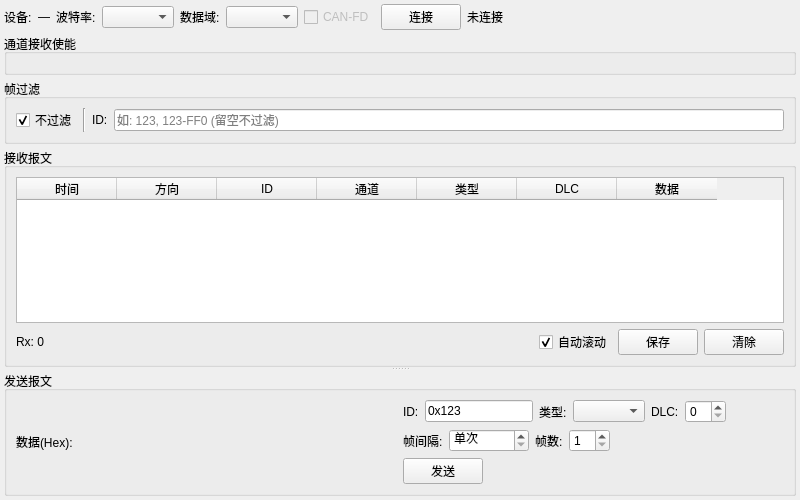
greyskysoul/QCanAnalyzer, file ui/cansessionwidget.ui: the form before one commit.
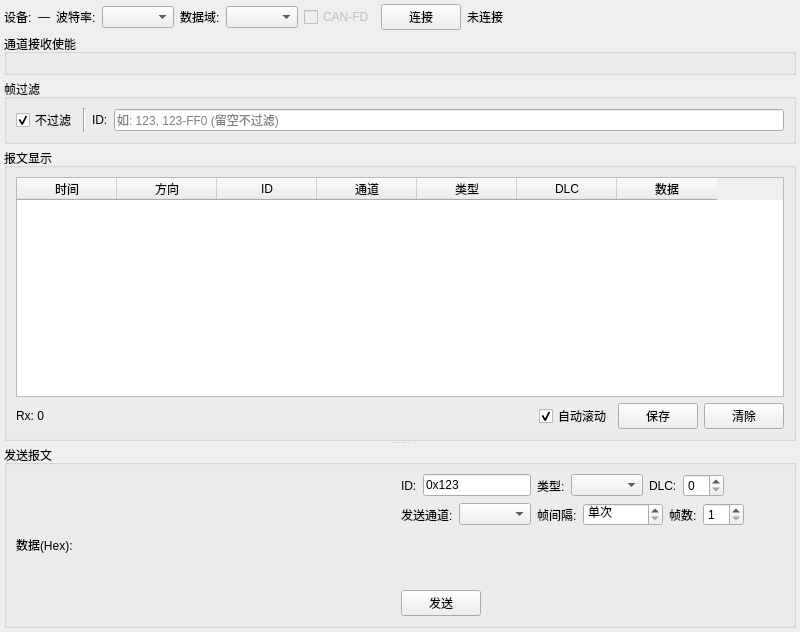
The form after the commit.

Commit message:
feat：增强 ZCANFD 适配器及 UI 以支持多通道功能
- 重构 ZCANFD 适配器，支持管理多个发送通道，新增获取可用通道及设置当前发送通道的方法。
- 更新 CanSessionWidget 界面，增加用于选择发送通道的下拉框，提升多通道设备的使用体验。
- 增加全局样式表支持，为应用程序提供统一的 UI 样式。
- 引入用于样式表中复选框指示器的对勾 SVG 资源。
- 调整会话配置对话框和 CAN 会话窗口的布局与尺寸，以适应新增的 UI 元素。
- 增强 ZCAN 设备的扫描反馈机制，提示用户通过会话管理来确保设备检测的准确性。

What changed in the file:
```diff
--- a/ui/cansessionwidget.ui
+++ b/ui/cansessionwidget.ui
@@ -7,7 +7,7 @@
     <x>0</x>
     <y>0</y>
     <width>800</width>
-    <height>500</height>
+    <height>632</height>
    </rect>
   </property>
   <property name="windowTitle">
@@ -204,7 +204,7 @@
      </property>
      <widget class="QGroupBox" name="rxGroup">
       <property name="title">
-       <string>接收报文</string>
+       <string>报文显示</string>
       </property>
       <layout class="QVBoxLayout" name="rxLayout">
        <item>
@@ -407,6 +407,29 @@
          </item>
          <item>
           <layout class="QHBoxLayout" name="txBtnLayout">
+           <item>
+            <widget class="QLabel" name="sendChanLabel">
+             <property name="text">
+              <string>发送通道:</string>
+             </property>
+            </widget>
+           </item>
+           <item>
+            <widget class="QComboBox" name="sendChanCombo">
+             <property name="sizePolicy">
+              <sizepolicy hsizetype="Fixed" vsizetype="Fixed">
+               <horstretch>0</horstretch>
+               <verstretch>0</verstretch>
+              </sizepolicy>
+             </property>
+             <property name="minimumSize">
+              <size>
+               <width>60</width>
+               <height>0</height>
+              </size>
+             </property>
+            </widget>
+           </item>
            <item>
             <widget class="QLabel" name="sendPeriodLabel">
              <property name="text">
@@ -465,6 +488,19 @@
            </item>
           </layout>
          </item>
+         <item>
+          <spacer name="verticalSpacer">
+           <property name="orientation">
+            <enum>Qt::Vertical</enum>
+           </property>
+           <property name="sizeHint" stdset="0">
+            <size>
+             <width>20</width>
+             <height>40</height>
+            </size>
+           </property>
+          </spacer>
+         </item>
          <item>
           <layout class="QHBoxLayout" name="horizontalLayout_2">
            <property name="rightMargin">
```
The commit also changes 17 other files.
